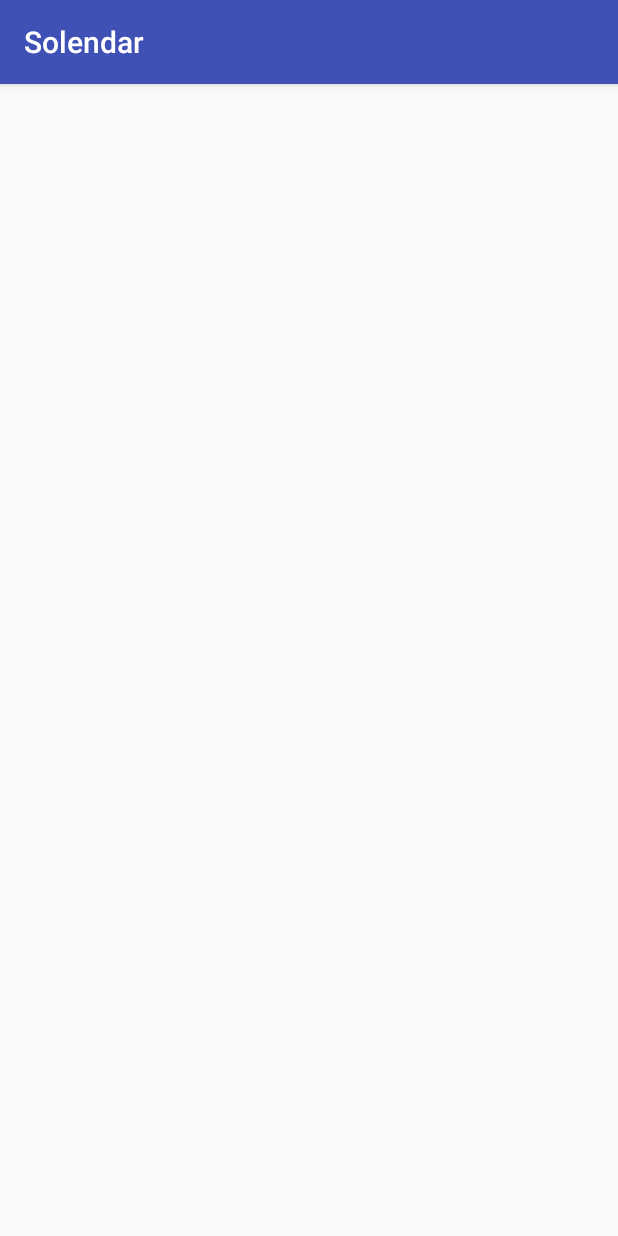
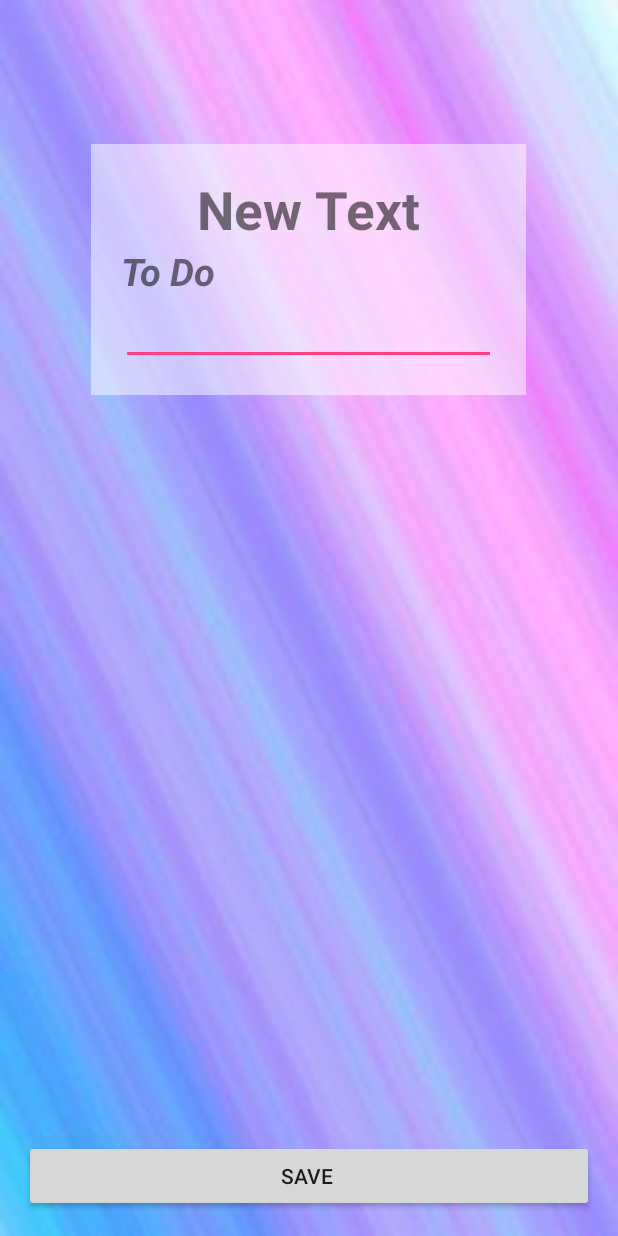
Before and after one commit to sirinrat-3010/Solendar_2, an Android app: the AddToDoList screen opened directly, with no data from a screen before it, on a phone screen of 412 x 824 dp. Run offline under Robolectric (Android 15) with nearby library versions, the light colour scheme and no system bars.

Commit message:
ออกแบบ add to do list

```diff
--- a/app/src/main/res/layout/activity_add_to_do_list.xml
+++ b/app/src/main/res/layout/activity_add_to_do_list.xml
@@ -7,6 +7,45 @@
     android:paddingLeft="@dimen/activity_horizontal_margin"
     android:paddingRight="@dimen/activity_horizontal_margin"
     android:paddingTop="@dimen/activity_vertical_margin"
-    tools:context="rtc.amornrat.sirinrat.solendar.AddToDoList">
+    tools:context="rtc.amornrat.sirinrat.solendar.AddToDoList"
+    android:background="@drawable/bg3">
 
+    <LinearLayout
+        android:orientation="vertical"
+        android:layout_width="wrap_content"
+        android:layout_height="wrap_content"
+        android:layout_centerHorizontal="true"
+        android:layout_marginTop="80dp"
+        android:padding="20dp"
+        android:background="#82ffffff">
+
+        <TextView
+            android:layout_width="wrap_content"
+            android:layout_height="wrap_content"
+            android:text="New Text"
+            android:id="@+id/textView8"
+            android:textSize="@dimen/h1"
+            android:textStyle="bold"
+            android:layout_gravity="center_horizontal" />
+
+        <TextView
+            android:layout_width="wrap_content"
+            android:layout_height="wrap_content"
+            android:text="To Do"
+            android:id="@+id/textView9"
+            android:textSize="25sp"
+            android:textStyle="bold|italic" />
+
+        <EditText
+            android:layout_width="@dimen/my_dimen"
+            android:layout_height="wrap_content"
+            android:id="@+id/editText" />
+    </LinearLayout>
+
+    <Button
+        android:layout_width="match_parent"
+        android:layout_height="wrap_content"
+        android:text="Save "
+        android:id="@+id/button"
+        android:layout_alignParentBottom="true" />
 </RelativeLayout>
--- a/app/src/main/res/values/dimens.xml
+++ b/app/src/main/res/values/dimens.xml
@@ -4,5 +4,7 @@
     <dimen name="activity_vertical_margin">16dp</dimen>
 
     <dimen name="h2">17sp</dimen>
+    <dimen name="h1">35dp</dimen>
+    <dimen name="my_dimen">250dp</dimen>
 
 </resources>
--- a/app/src/main/res/values/styles.xml
+++ b/app/src/main/res/values/styles.xml
@@ -1,7 +1,7 @@
 <resources>
 
     <!-- Base application theme. -->
-    <style name="AppTheme" parent="Theme.AppCompat.Light.DarkActionBar">
+    <style name="AppTheme" parent="Theme.AppCompat.Light.NoActionBar">
         <!-- Customize your theme here. -->
         <item name="colorPrimary">@color/colorPrimary</item>
         <item name="colorPrimaryDark">@color/colorPrimaryDark</item>
```
